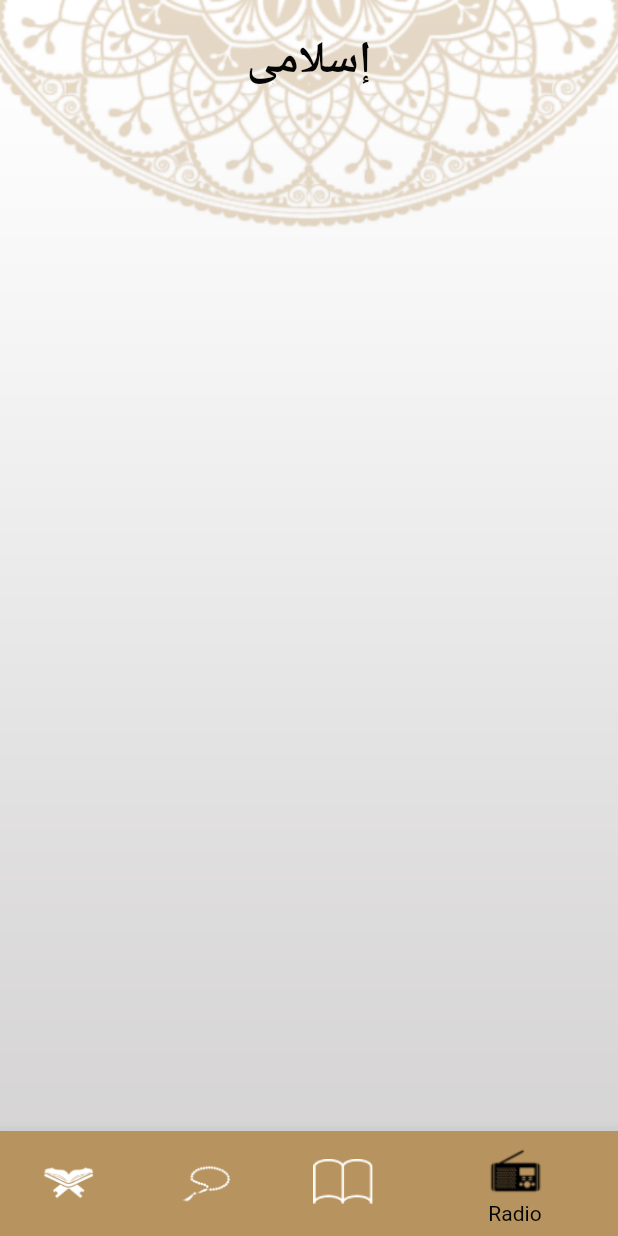
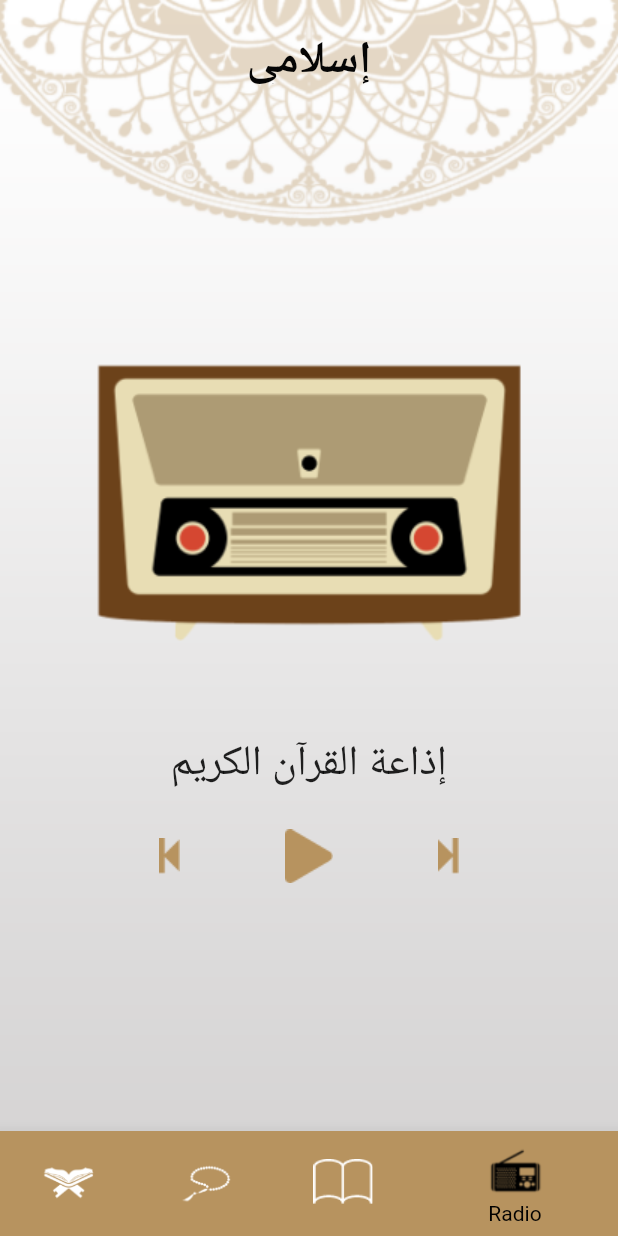
Before and after one commit to ashrafdiab96/Islami_App_Flutter, a Flutter app: the screen it shows after launch, item 4 of the bottom bar chosen, on a phone screen of 412 x 824 dp. Run offline on Flutter 3.47's test engine with Material 2 defaults, Android fonts, the phone set to English and light mode, and no system bars.

Commit message:
added radio tab

```diff
--- a/lib/radio/radioTab.dart
+++ b/lib/radio/radioTab.dart
@@ -4,6 +4,42 @@ class RadioTab extends StatelessWidget {
   @override
   Widget build(BuildContext context) {
     // TODO: implement build
-    return Container();
+    return Column(
+      children: [
+        Expanded(
+          flex: 1,
+          child: Container()
+        ),
+        Expanded(
+          flex: 2,
+          child: Image.asset('assets/images/radio.png'),
+        ),
+        Expanded(
+          flex: 2,
+          child: Column(
+            children: [
+              Container(
+                margin: EdgeInsets.only(top: 15, bottom: 25),
+                child: Text(
+                  'إذاعة القرآن الكريم',
+                  style: TextStyle(fontSize: 28),
+                ),
+              ),
+              Row(
+                mainAxisAlignment: MainAxisAlignment.center,
+                children: [
+                  Image.asset('assets/images/radio_left.png'),
+                  Container(
+                    margin: EdgeInsets.symmetric(horizontal: 70),
+                    child: Image.asset('assets/images/radio_middle.png'),
+                  ),
+                  Image.asset('assets/images/radio_right.png'),
+                ],
+              ),
+            ],
+          )
+        ),
+      ],
+    );
   }
 }
```
Also changed, not shown: assets/images/2.0x/radio@2x.png (added), assets/images/2.0x/radio_left@2x.png (added), assets/images/2.0x/radio_middle@2x.png (added), assets/images/2.0x/radio_right@2x.png (added), assets/images/3.0x/radio@3x.png (added), assets/images/3.0x/radio_left@3x.png (added), assets/images/3.0x/radio_middle@3x.png (added), assets/images/3.0x/radio_right@3x.png (added), assets/images/radio.png (added), assets/images/radio_left.png (added), assets/images/radio_middle.png (added), assets/images/radio_right.png (added).
